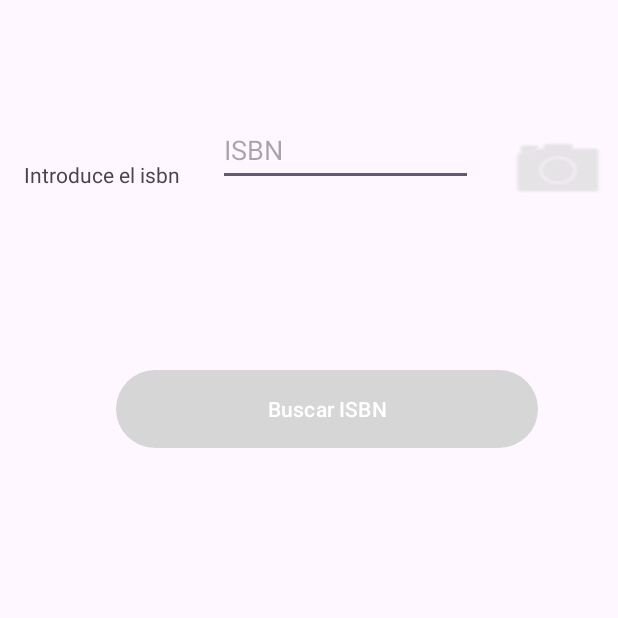
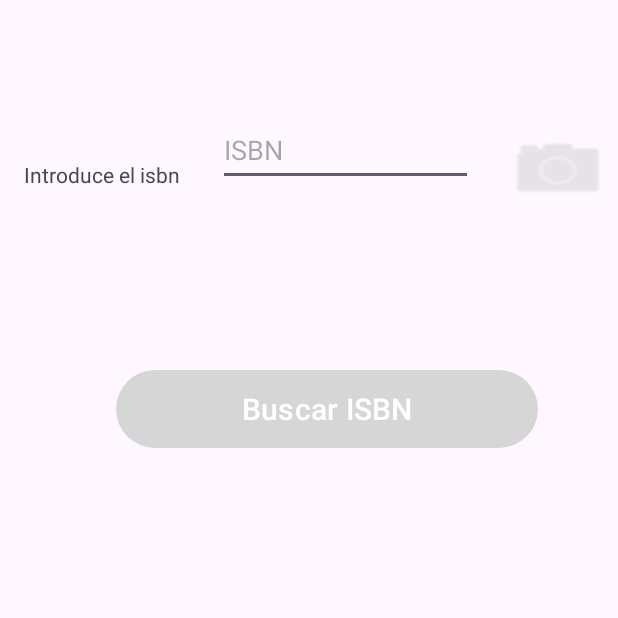
Before and after one commit to vgomezdiaz1/BibliaPP, an Android app: the AddLibroActivity screen opened directly, with no data from a screen before it, after a tap on "Buscar ISBN", on a phone screen of 412 x 824 dp, the top half of it. Run offline under Robolectric (Android 15) with nearby library versions, the phone set to English and light mode, and no system bars; libraries missing offline, so code that uses them is left out: com.journeyapps.barcodescanner.

Commit message:
Añadidos cambios en añadir libros para bonito y mensajes con errores correctos

```diff
--- a/app/src/main/java/com/example/biblio/AddLibroActivity.java
+++ b/app/src/main/java/com/example/biblio/AddLibroActivity.java
@@ -8,6 +8,8 @@ import android.content.Intent;
 import android.database.sqlite.SQLiteDatabase;
 import android.os.Bundle;
 import android.view.View;
+import android.widget.Button;
+import android.widget.ProgressBar;
 import android.widget.TextView;
 import android.widget.Toast;
 
@@ -30,6 +32,8 @@ public class AddLibroActivity extends AppCompatActivity {
     ArrayList<Libro> libro = new ArrayList<>();
 
     ActivityAddLibroBinding bindign;
+
+    ProgressBar buscando;
     private final ActivityResultLauncher<ScanOptions> codigoBarras = registerForActivityResult(new ScanContract(), result ->{
         if(result.getContents() == null){
             Toast.makeText(this, "Cancelado", Toast.LENGTH_SHORT).show();
@@ -46,7 +50,8 @@ public class AddLibroActivity extends AppCompatActivity {
                 , i.getStringExtra("nombre"),i.getStringExtra("apellido"),i.getStringExtra("contrasenya"));
         bindign = ActivityAddLibroBinding.inflate(getLayoutInflater());
         setContentView(bindign.getRoot());
-
+        buscando = findViewById(R.id.progressBar);
+        buscando.setVisibility(View.INVISIBLE);
         bindign.buttonActiuvarCamara.setOnClickListener(new View.OnClickListener() {
             @Override
             public void onClick(View v) {
@@ -58,7 +63,8 @@ public class AddLibroActivity extends AppCompatActivity {
     public void botonBuscarISBN(View v){
         TextView nombre = findViewById(R.id.editTextAddLibroISBN);
         String isbn = nombre.getText().toString();
-        if (nombre.length() >= 9 && comprobarISBN(isbn)) {
+        if (nombre.length() >= 9 && nombre.length() <= 13 && comprobarISBN(isbn)) {
+            buscando.setVisibility(View.VISIBLE);
             Mensaje men = null;
             try{
                 men  = new Mensaje(this);
@@ -98,6 +104,7 @@ public class AddLibroActivity extends AppCompatActivity {
         }else{
             Toast.makeText(this, "El ISBN no es valido", Toast.LENGTH_LONG).show();
         }
+        buscando.setVisibility(View.INVISIBLE);
     }
 
     public boolean comprobarISBN(String isbn){
--- a/app/src/main/java/com/example/biblio/peticiones/PeticionNuevoLibro.java
+++ b/app/src/main/java/com/example/biblio/peticiones/PeticionNuevoLibro.java
@@ -44,7 +44,7 @@ public class PeticionNuevoLibro  extends Thread{
             conn.setRequestProperty("Content-Type", "text/plain");
             conn.setRequestProperty("Accept", "application/json");
             conn.setRequestMethod("POST");
-            conn.setConnectTimeout(3000);
+            conn.setConnectTimeout(8000);
             try(OutputStream os = conn.getOutputStream()) {
                 byte[] input = men.codificarMensaje(envio).getBytes("utf-8");
                 os.write(input, 0, input.length);
--- a/app/src/main/res/layout/activity_add_libro.xml
+++ b/app/src/main/res/layout/activity_add_libro.xml
@@ -36,8 +36,10 @@
         android:layout_width="281dp"
         android:layout_height="60dp"
         android:layout_marginTop="56dp"
+        android:foregroundTintMode="add"
         android:onClick="botonBuscarISBN"
         android:text="@string/AddLibroBotonBuscar"
+        android:textSize="20sp"
         app:layout_constraintBottom_toBottomOf="parent"
         app:layout_constraintEnd_toEndOf="parent"
         app:layout_constraintHorizontal_bias="0.592"
@@ -57,4 +59,16 @@
         app:layout_constraintTop_toTopOf="parent"
         app:layout_constraintVertical_bias="0.112" />
 
+    <ProgressBar
+        android:id="@+id/progressBar"
+        style="?android:attr/progressBarStyle"
+        android:layout_width="wrap_content"
+        android:layout_height="wrap_content"
+        android:layout_marginTop="25dp"
+        android:layout_marginBottom="36dp"
+        app:layout_constraintBottom_toTopOf="@+id/buttonAddLibroBuscarISBN"
+        app:layout_constraintEnd_toEndOf="parent"
+        app:layout_constraintStart_toStartOf="parent"
+        app:layout_constraintTop_toBottomOf="@+id/editTextAddLibroISBN" />
+
 </androidx.constraintlayout.widget.ConstraintLayout>
```
